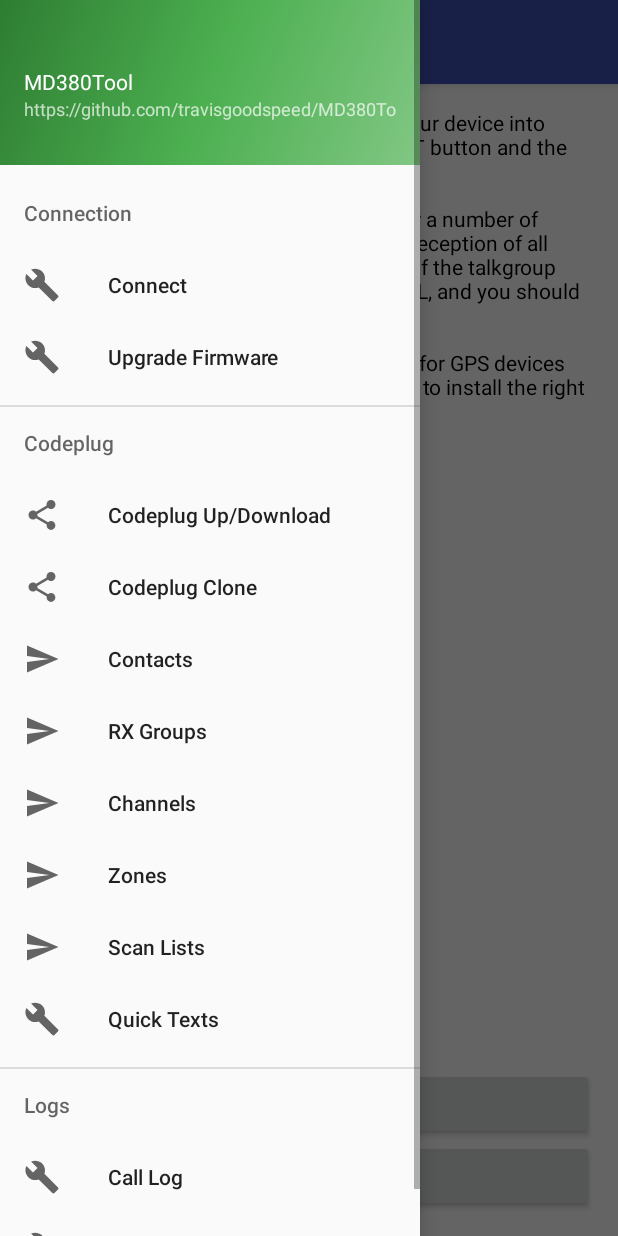
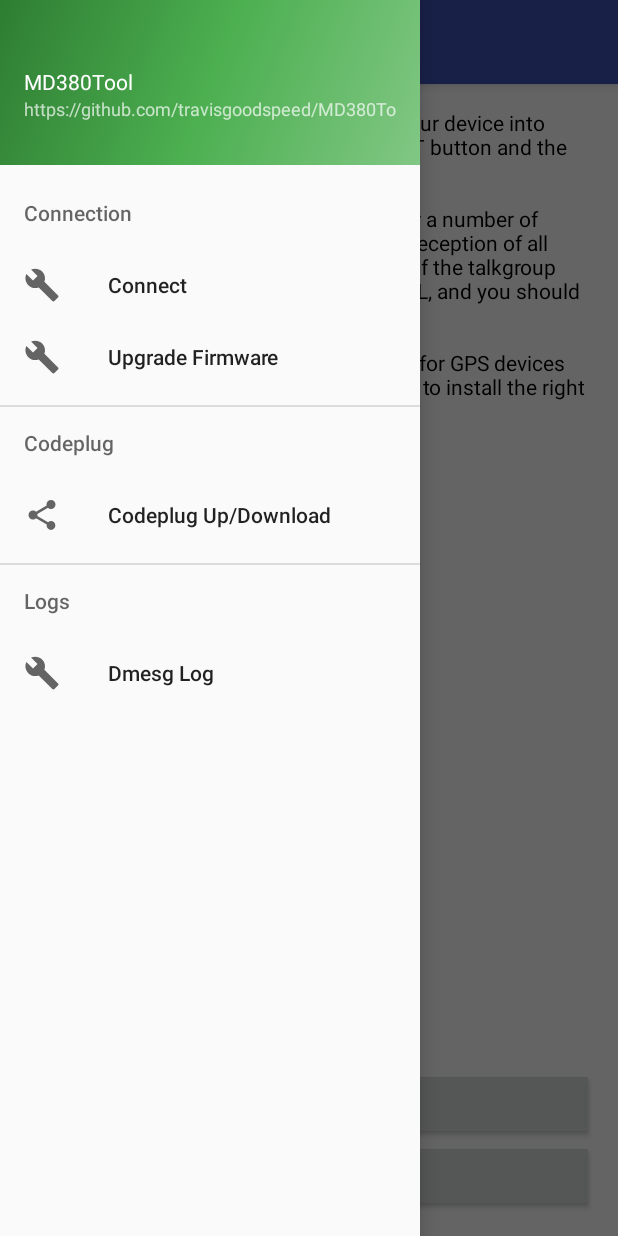
Before and after one commit to travisgoodspeed/MD380Tool, an Android app: the fragment UpgradeFragment placed in its activity, with the side drawer open, on a phone screen of 412 x 824 dp. Run offline under Robolectric (Android 15) with nearby library versions, the phone set to English and light mode, and no system bars.

Commit message:
Some menu items are now invisible.  Refactored a bit to bring in differing update types.

```diff
--- a/app/src/main/java/layout/UpgradeFragment.java
+++ b/app/src/main/java/layout/UpgradeFragment.java
@@ -30,20 +30,15 @@
  * create an instance of this fragment.
  */
 public class UpgradeFragment extends Fragment {
-    // TODO: Rename parameter arguments, choose names that match
-    // the fragment initialization parameters, e.g. ARG_ITEM_NUMBER
-    private static final String ARG_PARAM1 = "param1";
-    private static final String ARG_PARAM2 = "param2";
-
-    // TODO: Rename and change types of parameters
-    private String mParam1;
-    private String mParam2;
 
     private OnFragmentInteractionListener mListener;
 
     /* This task upgrades the radio firmware to an image including in the raw resources.
      */
     private class UpgradeTask extends AsyncTask<TextView, Integer, Void> {
+
+
+
         Integer frame=1;
         @Override
         protected Void doInBackground(TextView... params) {
@@ -122,20 +117,12 @@
     // TODO: Rename and change types and number of parameters
     public static UpgradeFragment newInstance(String param1, String param2) {
         UpgradeFragment fragment = new UpgradeFragment();
-        Bundle args = new Bundle();
-        args.putString(ARG_PARAM1, param1);
-        args.putString(ARG_PARAM2, param2);
-        fragment.setArguments(args);
         return fragment;
     }
 
     @Override
     public void onCreate(Bundle savedInstanceState) {
         super.onCreate(savedInstanceState);
-        if (getArguments() != null) {
-            mParam1 = getArguments().getString(ARG_PARAM1);
-            mParam2 = getArguments().getString(ARG_PARAM2);
-        }
     }
 
     ProgressBar progressBar=null;
@@ -156,6 +143,7 @@
                 if(bgtask==null && MainActivity.tool!=null && MainActivity.tool.isConnected()) {
                     bgtask = new UpgradeTask();
                     bgtask.execute();
+
                 }else{
                     Log.d("dmesg","bgtask!=null at onAttach()!");
                 }
--- a/app/src/main/res/menu/activity_main_drawer.xml
+++ b/app/src/main/res/menu/activity_main_drawer.xml
@@ -14,50 +14,56 @@
         </menu>
     </item>
 
+
     <item android:title="Codeplug">
         <menu>
             <item
                 android:id="@+id/nav_codeplug"
                 android:icon="@drawable/ic_menu_share"
                 android:title="Codeplug Up/Download" />
+
             <item
+                android:visible="false"
                 android:id="@+id/nav_codeplugclone"
                 android:icon="@drawable/ic_menu_share"
                 android:title="Codeplug Clone" />
             <item
+                android:visible="false"
                 android:id="@+id/nav_contacts"
                 android:icon="@drawable/ic_menu_send"
                 android:title="Contacts" />
             <item
+                android:visible="false"
                 android:id="@+id/nav_rxgroups"
                 android:icon="@drawable/ic_menu_send"
                 android:title="RX Groups" />
             <item
+                android:visible="false"
                 android:id="@+id/nav_channels"
                 android:icon="@drawable/ic_menu_send"
                 android:title="Channels" />
             <item
+                android:visible="false"
                 android:id="@+id/nav_zones"
                 android:icon="@drawable/ic_menu_send"
                 android:title="Zones" />
             <item
+                android:visible="false"
                 android:id="@+id/nav_scanlists"
                 android:icon="@drawable/ic_menu_send"
                 android:title="Scan Lists" />
             <item
+                android:visible="false"
                 android:id="@+id/nav_messages"
                 android:icon="@drawable/ic_menu_manage"
                 android:title="Quick Texts" />
+
         </menu>
     </item>
 
     <item android:title="Logs">
         <menu>
 
-        <item
-            android:id="@+id/nav_log"
-            android:icon="@drawable/ic_menu_manage"
-            android:title="Call Log" />
         <item
             android:id="@+id/nav_dmesg"
             android:icon="@drawable/ic_menu_manage"
```
